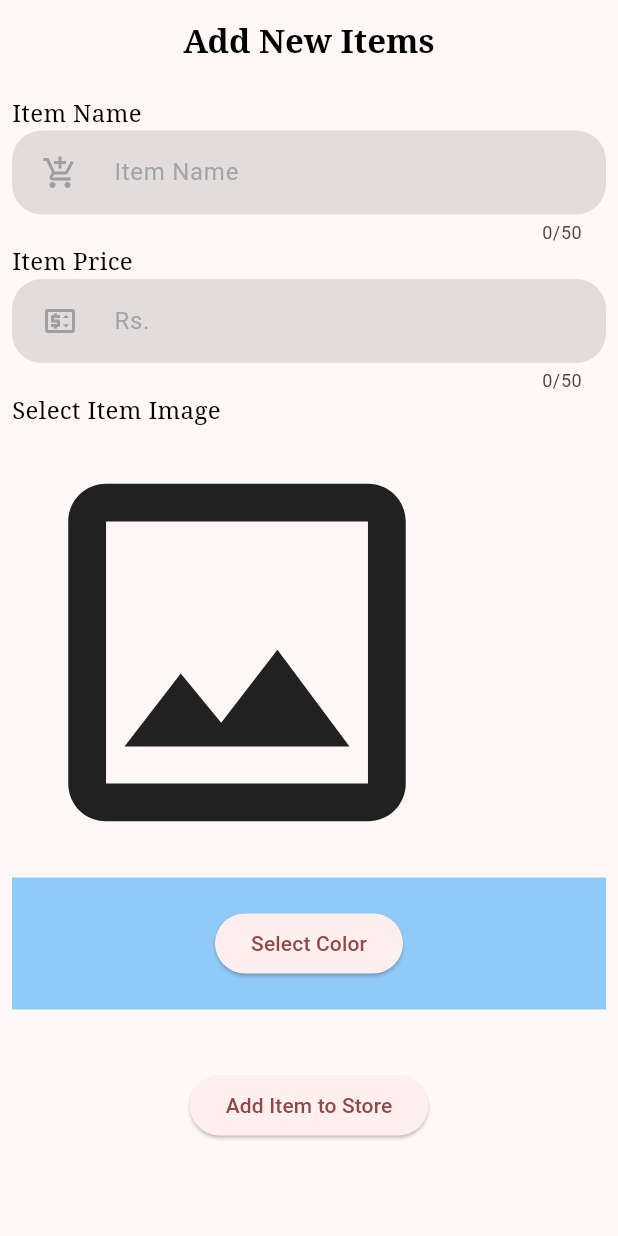
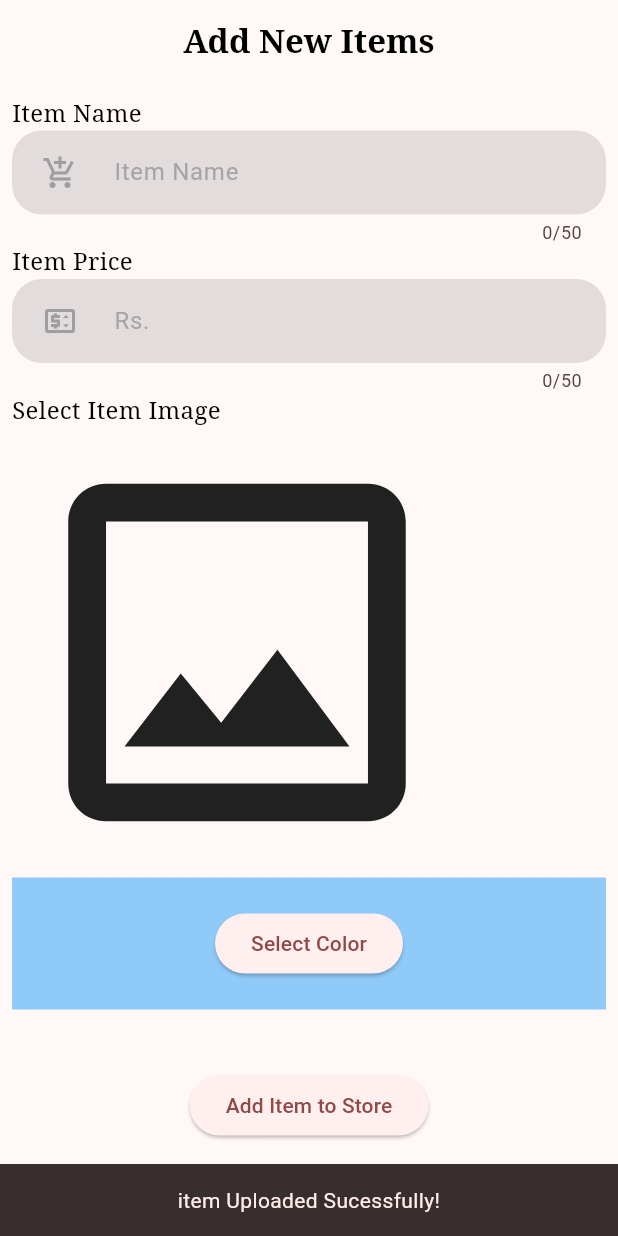
Before and after one commit to SaadAkram200/API_Work, a Flutter app: the AddItems screen opened directly, after a tap on "Add Item to Store", on a phone screen of 412 x 824 dp. Run offline on Flutter 3.47's test engine with Material 2 defaults, Android fonts, the phone set to English and light mode, and no system bars; our stand-ins replace cloud_firestore, firebase_auth, firebase_core, firebase_storage, flutter_colorpicker, flutter_inset_box_shadow and 5 more; accounts and stored records are empty.

Commit message:
Completed the grocery app
Detailds of app:

4 screens
1: intro page
2: home page
3: cart page
4: add new item

*intro screen is simple with logo and some texts.
*in home screen, there is a list of items a user can buy
item list is stored in firestore.
* in cart page: a user can see the list of all the items which he selected to but along with the total price of items.
*add new item screen is for admin:
trough which the admin can add new items into Firestore.

```diff
--- a/first_app/lib/Provider work/Grocery App/add_items.dart
+++ b/first_app/lib/Provider work/Grocery App/add_items.dart
@@ -109,26 +109,26 @@ class _AddItemsState extends State<AddItems> {
                               child: ElevatedButton(
                                 onPressed: () {
 
-                                  // //adding new item to firebase
-                                  // try {
-                                  //   final newitem = ItemModel(
-                                  //     itemname: _itemNameController.text,
-                                  //     itemprice: _itemPriceController.text,
-                                  //     image: value.imageUrl,
-                                  //     color: value.mycolor.value);
-                                  // itemfirestoreService.addItems(newitem).then(
-                                  //     (value) => ScaffoldMessenger.of(context)
-                                  //             .showSnackBar(SnackBar(
-                                  //           duration: Duration(seconds: 2),
-                                  //           content: Text(
-                                  //             "item Uploaded Sucessfully!",
-                                  //             textAlign: TextAlign.center,
-                                  //           ),
+                                  //adding new item to firebase
+                                  try {
+                                    final newitem = ItemModel(
+                                      itemname: _itemNameController.text,
+                                      itemprice: _itemPriceController.text,
+                                      image: value.imageUrl,
+                                      color: value.mycolor.value);
+                                  itemfirestoreService.addItems(newitem).then(
+                                      (value) => ScaffoldMessenger.of(context)
+                                              .showSnackBar(SnackBar(
+                                            duration: Duration(seconds: 2),
+                                            content: Text(
+                                              "item Uploaded Sucessfully!",
+                                              textAlign: TextAlign.center,
+                                            ),
 
-                                  //         )));
-                                  // } catch (e) {
-                                  //   rethrow;
-                                  // }
+                                          )));
+                                  } catch (e) {
+                                    rethrow;
+                                  }
 
                                 },
                                 child: Text("Add Item to Store"),
--- a/first_app/lib/Provider work/Grocery App/cart_provider.dart
+++ b/first_app/lib/Provider work/Grocery App/cart_provider.dart
@@ -14,7 +14,7 @@ class CartProvider with ChangeNotifier {
   //firestore
   final ItemFirestoreService itemfirestoreService = ItemFirestoreService();
 
-  //stream
+
  CartProvider(){
   getData();
  }
@@ -22,15 +22,19 @@ class CartProvider with ChangeNotifier {
  getData(){
 
 // ignore: unused_local_variable
-StreamSubscription<List<ItemModel>> streamSubscription =
+StreamSubscription<List<ItemModel>>? streamSubscription =
       ItemFirestoreService().getItems().listen((snapshot) {
 
+        print("from getdata stream");
         List<ItemModel> list = [];
     for (var element in snapshot) {
 
       list.add(element);
     }
     _shopItems = list;
+    print("shopitem length");
+    print(_shopItems.toString());
+    notifyListeners();
   });
  }
 
@@ -50,7 +54,7 @@ StreamSubscription<List<ItemModel>> streamSubscription =
   //   });
   // }
 
-  var _shopItems = <ItemModel>[];
+  List<ItemModel> _shopItems = <ItemModel>[];
   // ["Avacado", "100", "assets/images/avocado.png", Colors.green],
   //   ["Banana", "120", "assets/images/banana.png", Colors.yellow],
   //   ["Chicken", "540", "assets/images/chicken.png", Colors.brown],
@@ -59,10 +63,10 @@ StreamSubscription<List<ItemModel>> streamSubscription =
   //   ["Snacks", "50", "assets/images/snacks.png", Colors.red],
   //   ["Cookie", "50", "assets/images/cookie.png", Colors.brown],
 
-  get shopItems => _shopItems;
+  List<ItemModel> get shopItems => _shopItems;
 
 // list for cart page
-  List itemList = [];
+  List<ItemModel> itemList = [];
 
   addtoList(Index) {
     itemList.add(shopItems[Index]);
@@ -78,7 +82,7 @@ StreamSubscription<List<ItemModel>> streamSubscription =
   String calculateTotal() {
     double totalPrice = 0;
     for (int i = 0; i < itemList.length; i++) {
-      totalPrice += double.parse(itemList[i][1]);
+      totalPrice += double.parse(itemList[i].itemprice);
     }
     return totalPrice.toString();
   }
@@ -128,7 +132,7 @@ StreamSubscription<List<ItemModel>> streamSubscription =
                 onColorChanged: (Color color) {
                   mycolor = color;
                   notifyListeners();
-                  //print("color : " + mycolor.toString());
+                  print(mycolor.value);
                 },
               ),
             ),
@@ -144,4 +148,6 @@ StreamSubscription<List<ItemModel>> streamSubscription =
         });
     return mycolor;
   }
+
+
 }
--- a/first_app/lib/Provider work/Grocery App/item_model.dart
+++ b/first_app/lib/Provider work/Grocery App/item_model.dart
@@ -1,11 +1,13 @@
 import 'package:cloud_firestore/cloud_firestore.dart';
+
 
 class ItemModel{
 
-//late String id;
-  late String itemname, itemprice;
-  String? image;
-  int? color;
+
+  late String itemname, itemprice, image;
+
+  late int color;
+
   ItemModel({
     required this.itemname,
     required this.itemprice,
--- a/first_app/lib/widgets/reuseable_widgets.dart
+++ b/first_app/lib/widgets/reuseable_widgets.dart
@@ -1,3 +1,4 @@
+import 'package:first_app/Provider%20work/Grocery%20App/colors.dart';
 import 'package:flutter/material.dart';
 
 class BackgroundImage extends StatelessWidget {
@@ -179,7 +180,7 @@ class GroceryItemTile extends StatelessWidget {
       padding: const EdgeInsets.all(8.0),
       child: Container(
         decoration: BoxDecoration(
-          color: color[100],
+          color:getMaterialColor(Color(color)).shade100 ,
           borderRadius: BorderRadius.circular(20),
           boxShadow: [
             BoxShadow(
@@ -203,7 +204,7 @@ class GroceryItemTile extends StatelessWidget {
             onPressed: onPressed,
             shape:
                 RoundedRectangleBorder(borderRadius: BorderRadius.circular(15)),
-            color: color[800],
+            color: getMaterialColor(Color(color)).shade500,
             child: Text(
               'Rs.' + itemPrice,
               style: TextStyle(
```
Also changed, not shown: first_app/lib/Provider work/Grocery App/cart_page.dart (+9 -5 lines), first_app/lib/Provider work/Grocery App/colors.dart (added, +25 -0 lines), first_app/lib/Provider work/Grocery App/home_page.dart (+5 -4 lines).
